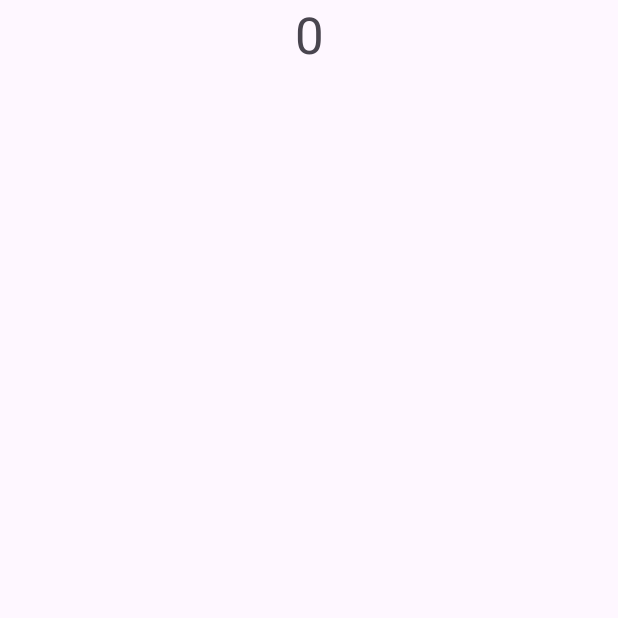
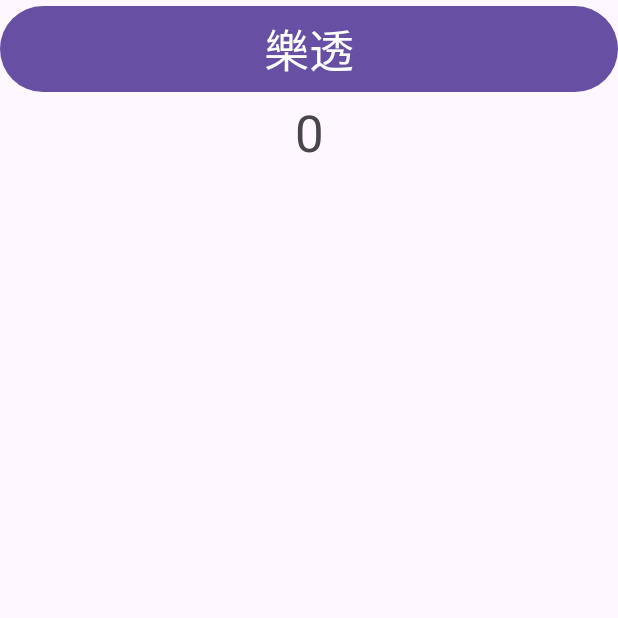
Before and after one commit to KenLin03330/Lotto2, an Android app: the screen it shows after launch (MainActivity), on a phone screen of 412 x 824 dp, the top half of it. Before the commit the part shown is almost empty. Run offline under Robolectric (Android 15) with nearby library versions, the phone set to English and light mode, and no system bars.

Commit message:
加入樂透功能

```diff
--- a/app/src/main/res/layout/activity_main.xml
+++ b/app/src/main/res/layout/activity_main.xml
@@ -6,6 +6,14 @@
     android:layout_height="match_parent"
     tools:context=".MainActivity"
     android:orientation="vertical">
+
+    <Button
+        android:id="@+id/btn"
+        android:layout_width="match_parent"
+        android:layout_height="wrap_content"
+        android:onClick="happy"
+        android:text="樂透"
+        android:textSize="30sp" />
 
     <TextView
         android:id="@+id/txv"
```
Also changed, not shown: app/src/main/java/com/example/lotto2/MainActivity.kt (+12 -0 lines).
